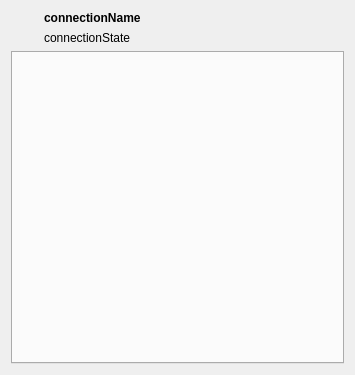
Old version of the form monolithic/connectioninfowidget.ui in the repository KDE/networkmanagement.
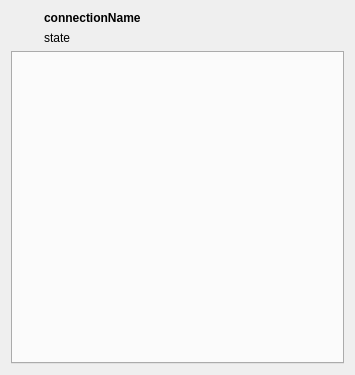
New version of the form. Custom widgets are drawn as their Qt base class.

What changed in the file:
```diff
--- a/monolithic/connectioninfowidget.ui
+++ b/monolithic/connectioninfowidget.ui
@@ -60,7 +60,7 @@
        <item>
         <widget class="QLabel" name="connectionState">
          <property name="text">
-          <string notr="true">connectionState</string>
+          <string notr="true">state</string>
          </property>
         </widget>
        </item>
```
Left out of the diff: 2 changed lines with no effect on the pictures.
